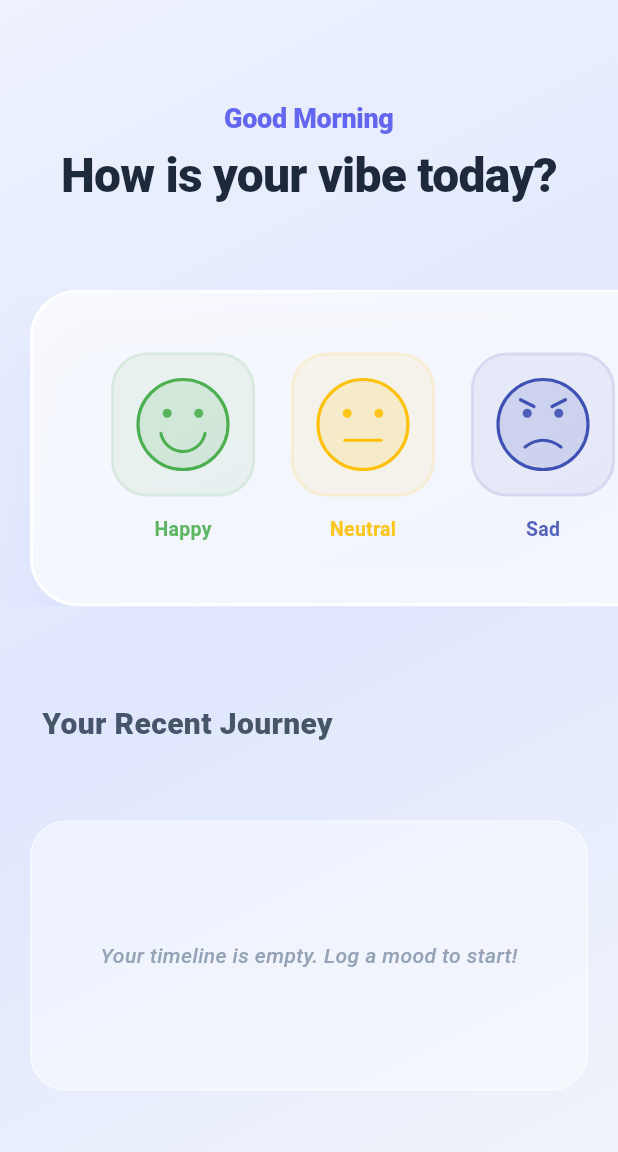
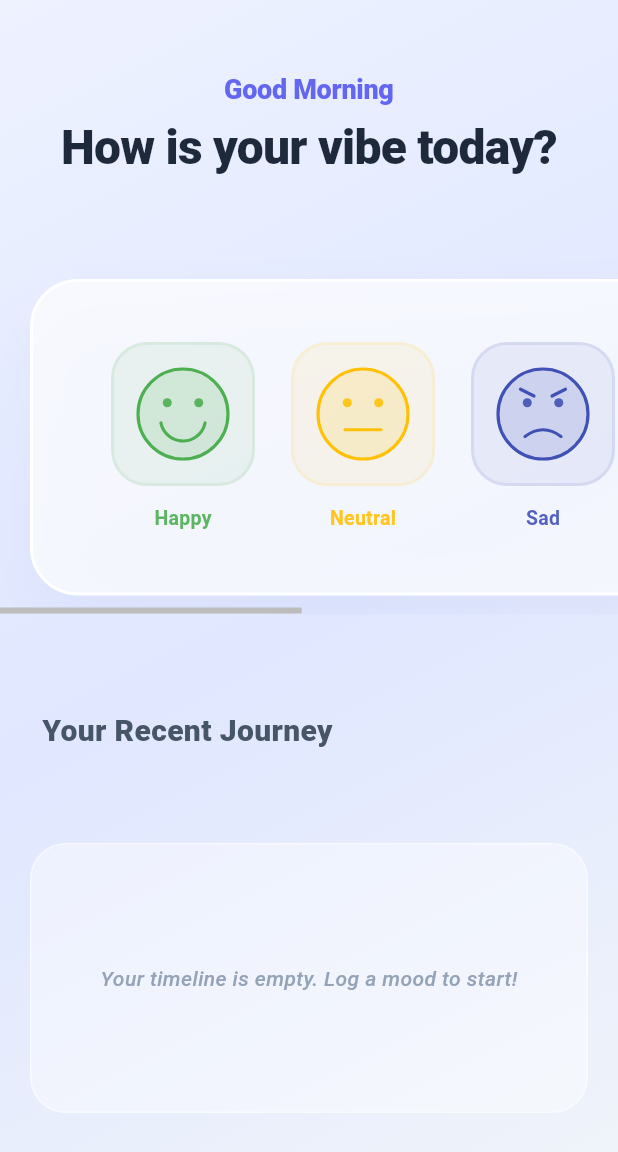
Before and after one commit to filelucker/flutter_mood_tracker_web_app, a Flutter app: the screen it shows after launch, on a phone screen of 412 x 824 dp. Shown: the top 1152 px of the screen. Run offline on Flutter 3.47's test engine with Material 3 defaults, Android fonts, the light colour scheme and no system bars.

Commit message:
ux: improve horizontal scrolling and add mouse drag support for web

```diff
--- a/lib/main.dart
+++ b/lib/main.dart
@@ -1,3 +1,4 @@
+import 'package:flutter/gestures.dart';
 import 'package:flutter/material.dart';
 import 'models/mood_model.dart';
 import 'painters/mood_painter.dart';
@@ -16,6 +17,15 @@
     return MaterialApp(
       title: 'VibeCheck',
       debugShowCheckedModeBanner: false,
+      // Enable mouse drag scrolling for a better web experience
+      scrollBehavior: const MaterialScrollBehavior().copyWith(
+        dragDevices: {
+          PointerDeviceKind.mouse,
+          PointerDeviceKind.touch,
+          PointerDeviceKind.stylus,
+          PointerDeviceKind.unknown
+        },
+      ),
       theme: ThemeData(
         useMaterial3: true,
         colorSchemeSeed: const Color(0xFF6366F1), // Modern Indigo
@@ -104,9 +114,11 @@
                   const SizedBox(height: 56),
 
                   // Mood Selector (Single Line, Scrollable if needed)
-                  SingleChildScrollView(
+                  Scrollbar(
+                    thumbVisibility: true,
+                    child: SingleChildScrollView(
                       scrollDirection: Axis.horizontal,
-                    padding: const EdgeInsets.symmetric(horizontal: 20),
+                      padding: const EdgeInsets.symmetric(horizontal: 20, vertical: 12),
                       child: Container(
                         padding: const EdgeInsets.all(40),
                         decoration: BoxDecoration(
@@ -135,6 +147,7 @@
                         ),
                       ),
                     ),
+                  ),
 
                   const SizedBox(height: 64),
 
@@ -160,7 +173,7 @@
                         ),
                       ),
                       SizedBox(
-                        height: 240,
+                        height: 260,
                         width: double.infinity,
                         child: ListenableBuilder(
                           listenable: _moodProvider,
@@ -197,14 +210,17 @@
                               );
                             }
 
-                            return ListView.builder(
+                            return Scrollbar(
+                              thumbVisibility: true,
+                              child: ListView.builder(
                                 scrollDirection: Axis.horizontal,
-                              padding: const EdgeInsets.symmetric(horizontal: 20),
+                                padding: const EdgeInsets.symmetric(horizontal: 20, vertical: 12),
                                 physics: const BouncingScrollPhysics(),
                                 itemCount: entries.length,
                                 itemBuilder: (context, index) {
                                   return TimelineCard(entry: entries[index]);
                                 },
+                              ),
                             );
                           },
                         ),
```
Lines whose indentation alone changed are shown as unchanged.
